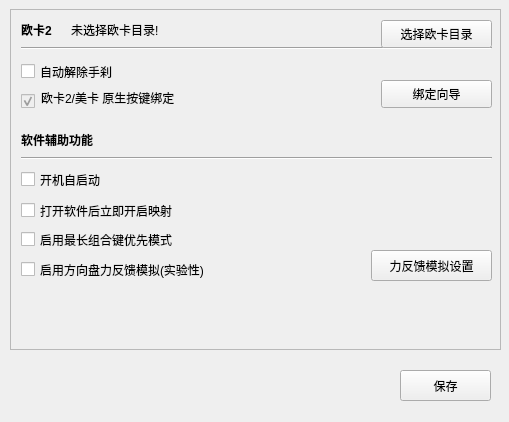
This is AssistFuncWindow.ui in InsistonTan/KeyMappingsTool as Qt 5 draws it before an edit. The edited form follows.
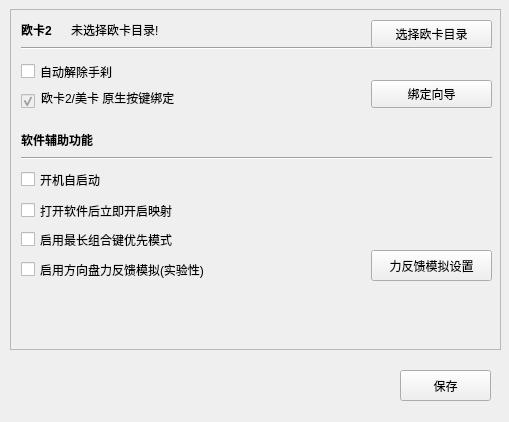
This is the edited form.

Commit message: [update]微调ui

Diff of the .ui file:
```diff
--- a/AssistFuncWindow.ui
+++ b/AssistFuncWindow.ui
@@ -88,9 +88,9 @@
      <widget class="QPushButton" name="pushButton_2">
       <property name="geometry">
        <rect>
-        <x>370</x>
+        <x>360</x>
         <y>10</y>
-        <width>111</width>
+        <width>121</width>
         <height>28</height>
        </rect>
       </property>
@@ -243,9 +243,9 @@
      <widget class="QPushButton" name="pushButton_4">
       <property name="geometry">
        <rect>
-        <x>370</x>
+        <x>360</x>
         <y>70</y>
-        <width>111</width>
+        <width>121</width>
         <height>28</height>
        </rect>
       </property>
```
